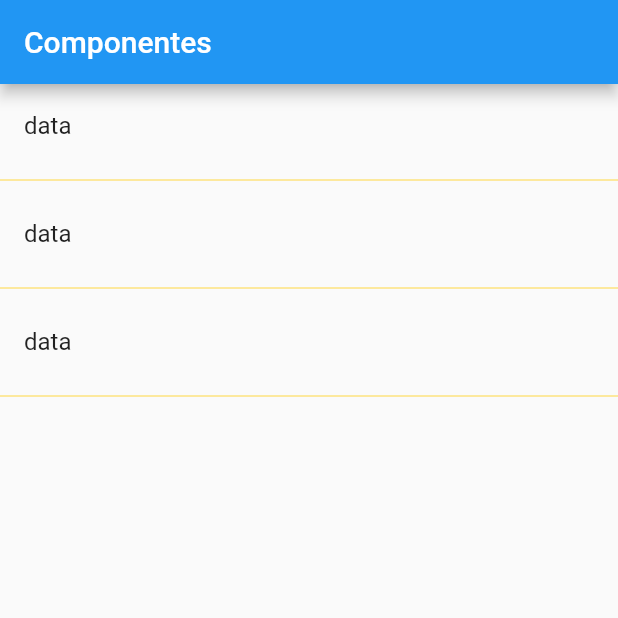
After one commit to wmorales0207/componentes, a Flutter app: the screen it shows after launch, on a phone screen of 412 x 824 dp, the top half of it. The commit adds this screen. Run offline on Flutter 3.47's test engine with Material 2 defaults, Android fonts, the phone set to English and light mode, and no system bars.

Commit message:
Leyendo Josn local  6 vidceo 8

```diff
--- a/lib/main.dart
+++ b/lib/main.dart
@@ -1,4 +1,5 @@
-import 'package:componentes/src/pages/home_temp.dart';
+import 'package:componentes/src/pages/home_page.dart';
+//import 'package:componentes/src/pages/home_temp.dart';
 import 'package:flutter/material.dart';
 
 // con el sniped mateapp te crea la app completa para iniciar
@@ -13,7 +14,7 @@ class MyApp extends StatelessWidget {
     return const MaterialApp(
       title: 'Componentes',
       debugShowCheckedModeBanner: false,
-      home:HomePageTemp(),
+      home:HomePage(),
     );
   }
 }
--- /dev/null
+++ b/lib/src/pages/home_page.dart
@@ -0,0 +1,49 @@
+import 'package:componentes/src/provider/menu_provider.dart';
+import 'package:flutter/material.dart';
+
+class HomePage extends StatelessWidget {
+  const HomePage({super.key});
+
+  @override
+  Widget build(BuildContext context) {
+    return Scaffold(
+      appBar: AppBar(
+        title: const Text('Componentes'),
+      ),
+      body: _lista(),
+    );
+  }
+
+  Widget _lista() {
+    //print(menuProvider.cargarData()); // imprime por consola lo que leyo del JSON.
+    print(menuProvider
+        .opciones); //  aca aunque se ahce una llamada a la clase menu provider,
+    // en la consola no se muesra resultado devido a que el hot reload no crea nuevas instancias y hay que hacer un Hot restart
+    return ListView(
+      children: _listaItems(),
+    );
+  }
+
+  List<Widget> _listaItems() {
+    return const [
+      ListTile(
+        title: Text('data'),
+      ),
+      Divider(
+        color: Colors.amberAccent,
+      ),
+      ListTile(
+        title: Text('data'),
+      ),
+      Divider(
+        color: Colors.amberAccent,
+      ),
+      ListTile(
+        title: Text('data'),
+      ),
+      Divider(
+        color: Colors.amberAccent,
+      ),
+    ];
+  }
+}
--- /dev/null
+++ b/lib/src/provider/menu_provider.dart
@@ -0,0 +1,20 @@
+import 'package:flutter/services.dart' show rootBundle;
+
+// paque definido para leer Json, rootBundle es la parte del pqte que necesitamos
+// esta clase es privada
+class _MenuProvider {
+  List<dynamic> opciones = [];
+
+  _MenuProvider() {
+    cargarData();
+  }
+
+  cargarData() {
+    rootBundle
+        .loadString('data/menu_opts.json')
+        .then((value) => print(value)); // este metodo devuelve un future
+  }
+}
+
+final menuProvider =
+    _MenuProvider(); // de esta manera se expone la clase para ser referenciadad en otras clases.
--- a/pubspec.yaml
+++ b/pubspec.yaml
@@ -58,8 +58,8 @@ flutter:
   uses-material-design: true
 
   # To add assets to your application, add an assets section, like this:
-  # assets:
-  #   - images/a_dot_burr.jpeg
+  assets:
+  - data/menu_opts.json
   #   - images/a_dot_ham.jpeg
 
   # An image asset can refer to one or more resolution-specific "variants", see
```
Also changed, not shown: data/menu_opts.json (added, +20 -0 lines).
